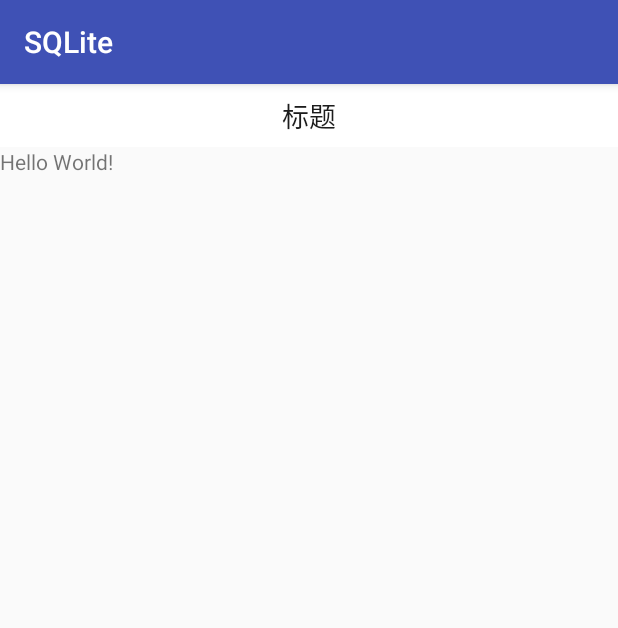
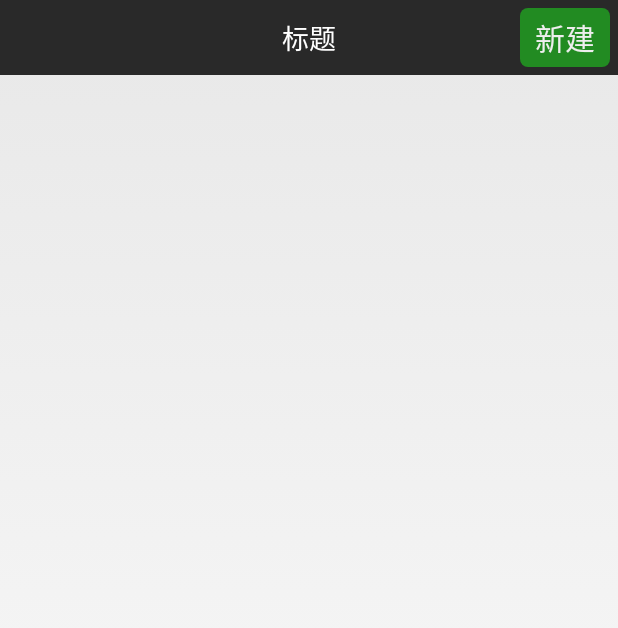
Before and after one commit to starraiser/Ye, an Android app: the screen it shows after launch (MainActivity), on a phone screen of 412 x 824 dp. Shown: the top 628 px of the screen. Run offline under Robolectric (Android 15) with nearby library versions, the phone set to English and light mode, and no system bars.

Commit message:
完成编辑的页面开发，添加数据库

```diff
--- a/app/build.gradle
+++ b/app/build.gradle
@@ -23,4 +23,5 @@ dependencies {
     compile fileTree(dir: 'libs', include: ['*.jar'])
     testCompile 'junit:junit:4.12'
     compile 'com.android.support:appcompat-v7:23.1.1'
+    compile 'com.android.support:design:23.1.1'
 }
--- a/app/src/main/AndroidManifest.xml
+++ b/app/src/main/AndroidManifest.xml
@@ -7,7 +7,7 @@
         android:icon="@mipmap/ic_launcher"
         android:label="@string/app_name"
         android:supportsRtl="true"
-        android:theme="@style/AppTheme">
+        android:theme="@android:style/Theme.Light.NoTitleBar">
         <activity android:name=".MainActivity">
             <intent-filter>
                 <action android:name="android.intent.action.MAIN" />
@@ -15,7 +15,7 @@
                 <category android:name="android.intent.category.LAUNCHER" />
             </intent-filter>
         </activity>
-        <activity android:name=".Detail"></activity>
+        <activity android:name=".Edit"></activity>
     </application>
 
 </manifest>
--- a/app/src/main/java/com/example/administrator/sqlite/MainActivity.java
+++ b/app/src/main/java/com/example/administrator/sqlite/MainActivity.java
@@ -1,30 +1,47 @@
 package com.example.administrator.sqlite;
 
+import android.app.Activity;
 import android.content.ContentValues;
 import android.content.Context;
+import android.content.Intent;
 import android.database.Cursor;
 import android.database.sqlite.SQLiteDatabase;
 import android.support.v7.app.AppCompatActivity;
 import android.os.Bundle;
+import android.view.View;
+import android.view.Window;
+import android.widget.Button;
+import android.widget.TextView;
 
-public class MainActivity extends AppCompatActivity {
+public class MainActivity extends Activity {
 
+    private SQLiteDatabase db;
     @Override
     protected void onCreate(Bundle savedInstanceState) {
         super.onCreate(savedInstanceState);
+        //requestWindowFeature(Window.FEATURE_NO_TITLE);
+        //initDataBase();
 
-        initDataBase();
         setContentView(R.layout.activity_main);
+        Button newItem = (Button)findViewById(R.id.newItem);
+        newItem.setOnClickListener(new View.OnClickListener() {
+            @Override
+            public void onClick(View v) {
+                Intent intent = new Intent();
+                intent.setClass(MainActivity.this,Edit.class);
+                startActivity(intent);
+            }
+        });
     }
 
     public void initDataBase(){
-        SQLiteDatabase db = openOrCreateDatabase("test.db", Context.MODE_PRIVATE,null);
+        //db = openOrCreateDatabase("test.db", Context.MODE_PRIVATE,null);
         //db.execSQL("DROP TABLE IF EXISTS Record");
 
-        db.execSQL("CREATE TABLE IF NOT EXISTS " +
-                "Record (_id INTEGER PRIMARY KEY AUTOINCREMENT, " +
-                "title TEXT, content TEXT);");
-        try {
+        //db.execSQL("CREATE TABLE IF NOT EXISTS " +
+        //        "Record (_id INTEGER PRIMARY KEY AUTOINCREMENT, " +
+        //        "title TEXT, content TEXT, img BLOB);");
+        /*try {
             db.execSQL("INSERT INTO Record VALUES (NULL,'AAA','AAA');");
             db.execSQL("INSERT INTO Record VALUES (NULL,'BBB','BBB');");
         }catch (Exception e){
@@ -38,6 +55,6 @@ public class MainActivity extends AppCompatActivity {
             String content = c.getString(c.getColumnIndex("content"));
             System.out.println(_id+"        "+title+"          "+content);
         }
-        c.close();
+        c.close();*/
     }
 }
--- /dev/null
+++ b/app/src/main/res/drawable/shape.xml
@@ -0,0 +1,14 @@
+<?xml version="1.0" encoding="UTF-8"?>
+<shape
+    xmlns:android="http://schemas.android.com/apk/res/android"
+    android:shape="rectangle">
+    <!-- 填充的颜色 -->
+    <solid android:color="#228B22" />
+    <!-- 设置按钮的四个角为弧形 -->
+    <!-- android:radius 弧形的半径 -->
+    <corners android:radius="5dip" />
+
+
+<!-- padding：Button里面的文字与Button边界的间隔 -->
+<padding android:left="10dp" android:right="10dp"/>
+</shape>
--- a/app/src/main/res/layout/activity_main.xml
+++ b/app/src/main/res/layout/activity_main.xml
@@ -5,14 +5,43 @@
     android:layout_height="match_parent"
     tools:context="com.example.administrator.sqlite.MainActivity">
 
-    <include
-        android:id="@+id/titlebar"
-        android:layout_width="fill_parent"
-        android:layout_height="@dimen/title_bar_height"
-        layout="@layout/layout_title_bar" />
-    <TextView
-        android:layout_width="wrap_content"
-        android:layout_height="wrap_content"
-        android:layout_below="@+id/titlebar"
-        android:text="Hello World!" />
+    <RelativeLayout
+        android:id="@+id/linearLayout1"
+        android:layout_width="match_parent"
+        android:layout_height="50dp">
+
+        <TextView
+            android:maxLength="15"
+            android:textSize="@dimen/text_size_large"
+            android:id="@+id/Titlebar"
+            android:layout_width="match_parent"
+            android:layout_height="100dp"
+            android:gravity="center"
+            android:layout_alignParentTop="true"
+            android:text="标题"
+            android:textColor="#FFFFFF"
+            android:background="#292929"/>
+
+        <Button
+            android:id="@+id/newItem"
+            android:layout_width="wrap_content"
+            android:shadowRadius="10"
+            android:layout_height="40dp"
+            android:layout_marginRight="5dp"
+            android:layout_marginTop="5dp"
+            android:layout_marginBottom="5dp"
+            android:layout_alignParentRight="true"
+            android:background="@drawable/shape"
+            android:text="新建"
+            android:textSize="20dp"
+            android:textColor="#EEEEEE"/>
+
+    </RelativeLayout>
+
+    <ListView
+        android:layout_below="@+id/linearLayout1"
+        android:id="@+id/list"
+        android:layout_width="match_parent"
+        android:layout_height="wrap_content"></ListView>
+
 </RelativeLayout>
```
Also changed, not shown: app/src/main/java/com/example/administrator/sqlite/DBManager.java (added, +26 -0 lines), app/src/main/java/com/example/administrator/sqlite/DBOpenHelper.java (added, +29 -0 lines), app/src/main/java/com/example/administrator/sqlite/Detail.java (deleted, +0 -13 lines), app/src/main/java/com/example/administrator/sqlite/Edit.java (added, +87 -0 lines), app/src/main/java/com/example/administrator/sqlite/Item.java (added, +34 -0 lines), app/src/main/res/layout/activity_detail.xml (deleted, +0 -12 lines), app/src/main/res/layout/activity_edit.xml (added, +81 -0 lines).
